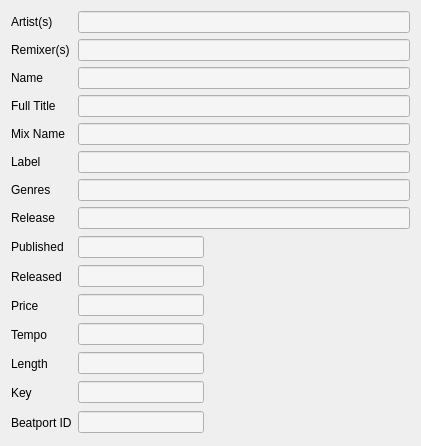
First picture: the form in src/widgets/trackinfosview.ui, repository alorence/tym, before the edit.
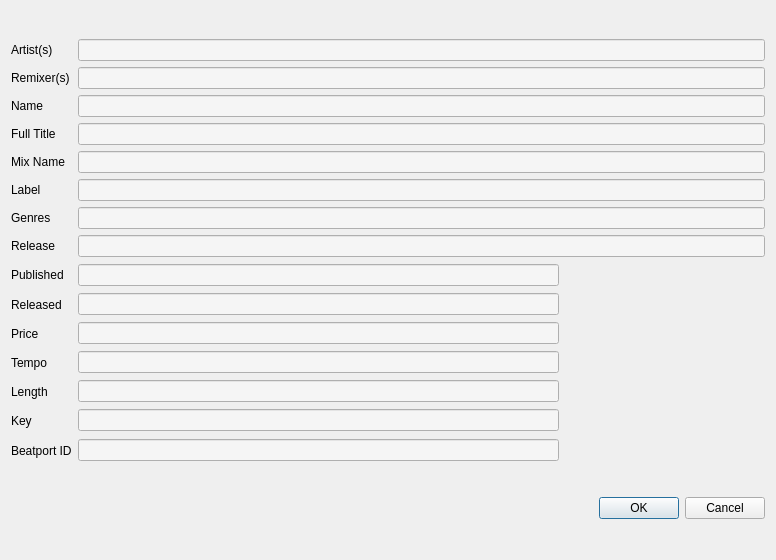
Second picture: the form after the edit. Icons and pictures are not drawn.

Commit message: Increase a widget size

What changed in the file:
```diff
--- a/src/widgets/trackinfosview.ui
+++ b/src/widgets/trackinfosview.ui
@@ -6,8 +6,8 @@
    <rect>
     <x>0</x>
     <y>0</y>
-    <width>421</width>
-    <height>428</height>
+    <width>776</width>
+    <height>560</height>
    </rect>
   </property>
   <property name="sizePolicy">
@@ -324,6 +324,13 @@
      </item>
     </layout>
    </item>
+   <item row="1" column="0">
+    <widget class="QDialogButtonBox" name="buttonBox">
+     <property name="standardButtons">
+      <set>QDialogButtonBox::Cancel|QDialogButtonBox::Ok</set>
+     </property>
+    </widget>
+   </item>
   </layout>
  </widget>
  <resources>
```
Left out of the diff: 420 changed lines with no effect on the pictures.
